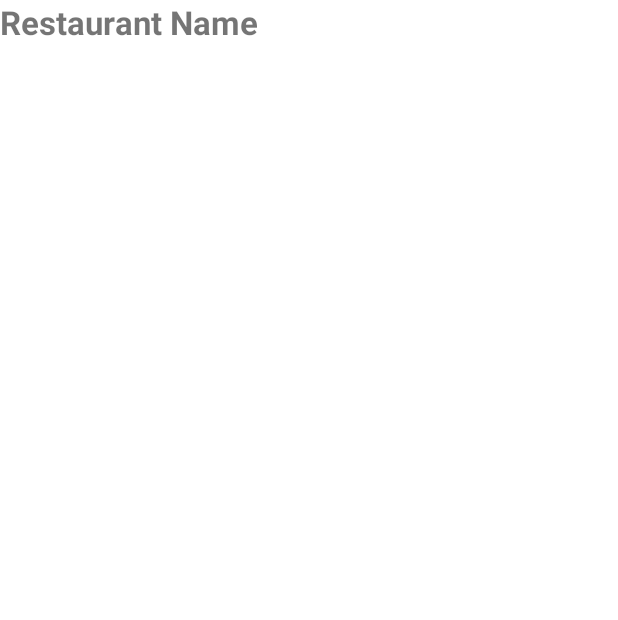
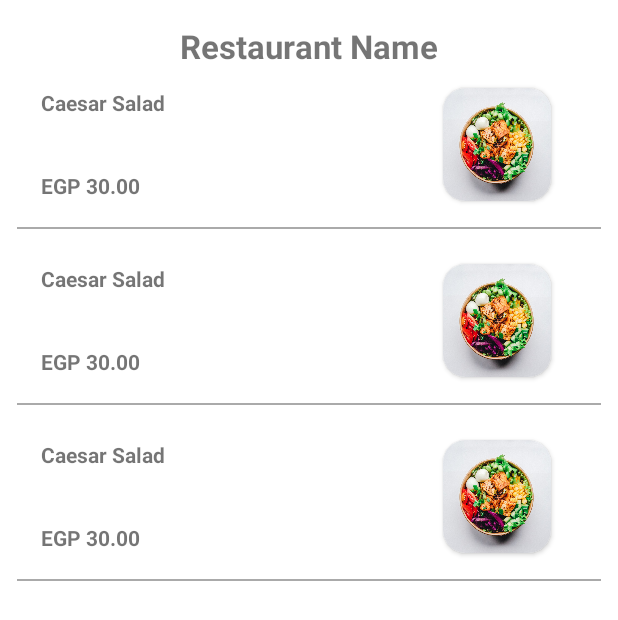
Before and after one commit to KhaledKhaliifa/wagabatApp, an Android app: the layout restaurant_menu.xml on its own in the app's theme, with its tools: preview values and no code run, on a phone screen of 412 x 824 dp. Shown: the top 620 px of the screen. Run offline under Robolectric (Android 15) with nearby library versions, the light colour scheme and no system bars.

Commit message:
Updated UI

```diff
--- a/app/src/main/res/layout/restaurant_menu.xml
+++ b/app/src/main/res/layout/restaurant_menu.xml
@@ -1,5 +1,6 @@
 <?xml version="1.0" encoding="utf-8"?>
 <androidx.constraintlayout.widget.ConstraintLayout xmlns:android="http://schemas.android.com/apk/res/android"
+    xmlns:app="http://schemas.android.com/apk/res-auto"
     xmlns:tools="http://schemas.android.com/tools"
     android:layout_width="match_parent"
     android:layout_height="match_parent">
@@ -8,15 +9,26 @@
         android:id="@+id/textView2"
         android:layout_width="wrap_content"
         android:layout_height="wrap_content"
+        android:layout_marginTop="16dp"
+        android:layout_marginBottom="5dp"
         android:text="Restaurant Name"
         android:textSize="22sp"
         android:textStyle="bold"
-        tools:layout_editor_absoluteX="119dp"
-        tools:layout_editor_absoluteY="16dp" />
+        app:layout_constraintBottom_toTopOf="@+id/recyclerView2"
+        app:layout_constraintEnd_toEndOf="parent"
+        app:layout_constraintStart_toStartOf="parent"
+        app:layout_constraintTop_toTopOf="parent" />
 
     <androidx.recyclerview.widget.RecyclerView
-        android:layout_width="409dp"
-        android:layout_height="683dp"
-        tools:layout_editor_absoluteX="1dp"
-        tools:layout_editor_absoluteY="47dp" />
+        android:id="@+id/recyclerView2"
+        android:layout_width="0dp"
+        android:layout_height="0dp"
+        android:layout_marginStart="1dp"
+        android:layout_marginEnd="1dp"
+        android:layout_marginBottom="1dp"
+        app:layout_constraintBottom_toBottomOf="parent"
+        app:layout_constraintEnd_toEndOf="parent"
+        app:layout_constraintStart_toStartOf="parent"
+        app:layout_constraintTop_toBottomOf="@+id/textView2"
+        tools:listitem="@layout/restaurant_menu_item" />
 </androidx.constraintlayout.widget.ConstraintLayout>
--- a/app/src/main/res/layout/restaurant_menu_item.xml
+++ b/app/src/main/res/layout/restaurant_menu_item.xml
@@ -1,6 +1,72 @@
 <?xml version="1.0" encoding="utf-8"?>
 <androidx.constraintlayout.widget.ConstraintLayout xmlns:android="http://schemas.android.com/apk/res/android"
+    xmlns:app="http://schemas.android.com/apk/res-auto"
+    xmlns:tools="http://schemas.android.com/tools"
     android:layout_width="match_parent"
-    android:layout_height="match_parent">
+    android:layout_height="wrap_content"
+    android:layout_marginHorizontal="10dp"
+    android:layout_marginTop="0dp"
+    android:paddingBottom="10dp">
+
+    <androidx.cardview.widget.CardView
+        android:id="@+id/cardView"
+        android:layout_width="0dp"
+        android:layout_height="75dp"
+        android:layout_marginEnd="33dp"
+        app:cardCornerRadius="15dp"
+        app:layout_constraintBottom_toBottomOf="@+id/item_price"
+        app:layout_constraintEnd_toEndOf="parent"
+        app:layout_constraintStart_toEndOf="@+id/item_price"
+        app:layout_constraintTop_toTopOf="@+id/item_name">
+
+        <ImageView
+            android:layout_width="match_parent"
+            android:layout_height="match_parent"
+            android:background="@drawable/salad_pic_square">
+
+        </ImageView>
+
+
+    </androidx.cardview.widget.CardView>
+
+    <TextView
+        android:id="@+id/item_name"
+        android:layout_width="wrap_content"
+        android:layout_height="wrap_content"
+        android:layout_marginStart="16dp"
+
+        android:layout_marginTop="8dp"
+        android:layout_marginBottom="73dp"
+        android:text="Caesar Salad"
+        android:textStyle="bold"
+        app:layout_constraintBottom_toTopOf="@+id/view7"
+        app:layout_constraintStart_toStartOf="parent"
+        app:layout_constraintTop_toTopOf="parent" />
+
+    <TextView
+        android:id="@+id/item_price"
+        android:layout_width="wrap_content"
+        android:layout_height="wrap_content"
+        android:layout_marginStart="16dp"
+
+        android:layout_marginTop="36dp"
+        android:layout_marginEnd="202dp"
+        android:text="EGP 30.00"
+        android:textStyle="bold"
+        app:layout_constraintEnd_toStartOf="@+id/cardView"
+        app:layout_constraintStart_toStartOf="parent"
+        app:layout_constraintTop_toBottomOf="@+id/item_name" />
+
+    <View
+        android:id="@+id/view7"
+        style="@style/Divider"
+        android:layout_width="0dp"
+        android:layout_height="1dp"
+        android:layout_marginBottom="5dp"
+        android:background="@android:color/darker_gray"
+        app:layout_constraintBottom_toBottomOf="parent"
+        app:layout_constraintEnd_toEndOf="parent"
+        app:layout_constraintStart_toStartOf="parent"
+        app:layout_constraintTop_toBottomOf="@+id/item_name" />
 
 </androidx.constraintlayout.widget.ConstraintLayout>
--- a/app/src/main/res/values/themes.xml
+++ b/app/src/main/res/values/themes.xml
@@ -14,4 +14,9 @@
         <item name="android:statusBarColor">?attr/colorPrimaryVariant</item>
         <!-- Customize your theme here. -->
     </style>
+    <style name="Divider">
+        <item name="android:layout_width">match_parent</item>
+        <item name="android:layout_height">1dp</item>
+        <item name="android:background">?android:attr/listDivider</item>
+    </style>
 </resources>
```
Also changed, not shown: app/src/main/res/layout/restaurant_menu_item_expanded.xml (added, +85 -0 lines), app/src/main/res/layout/restaurants_list.xml (+19 -9 lines).
